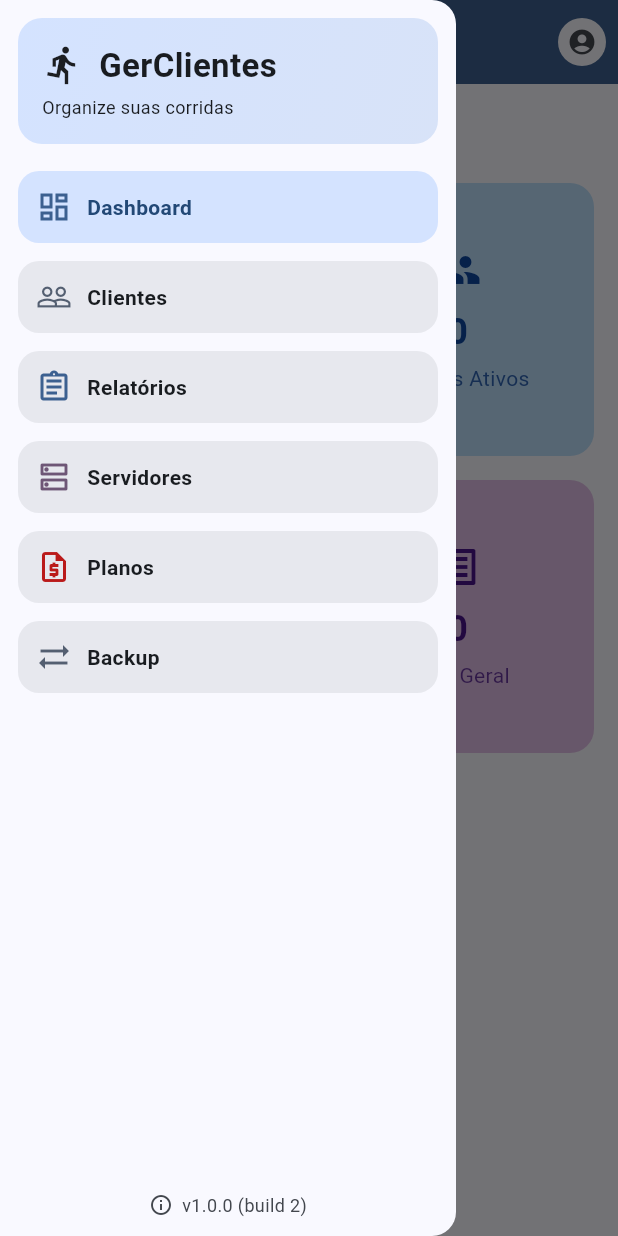
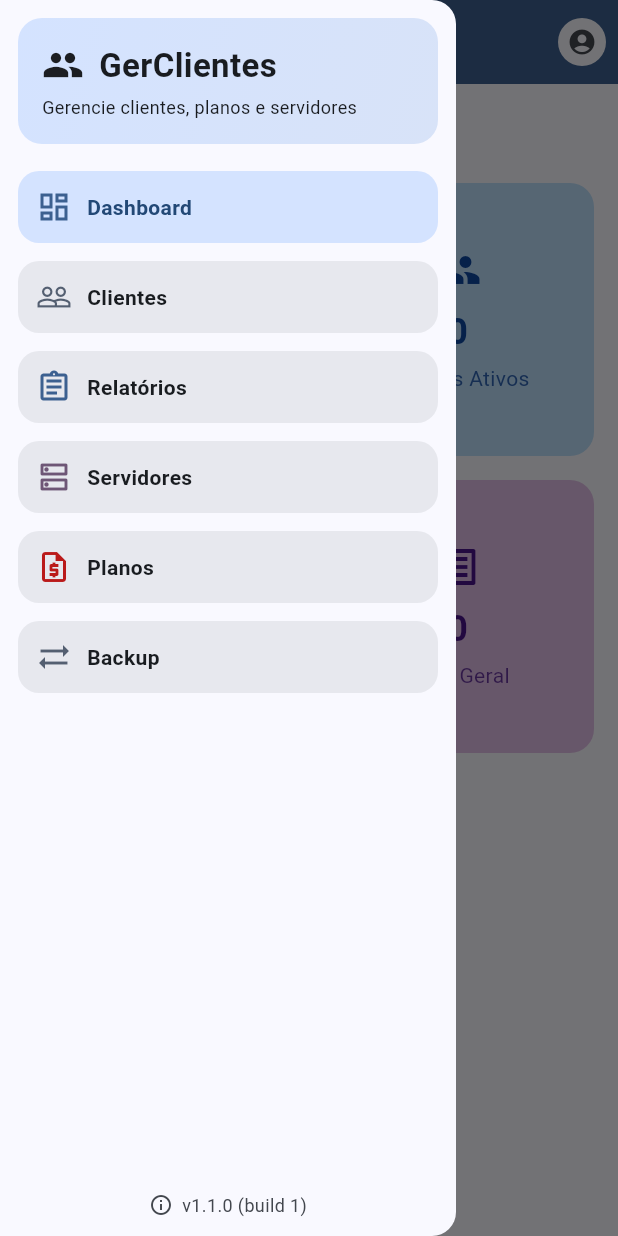
Before and after one commit to adcdenis/gerclientes, a Flutter app: the screen it shows after launch, with the side drawer open, on a phone screen of 412 x 824 dp. Run offline on Flutter 3.47's test engine with Material 3 defaults, Android fonts, the phone set to English and light mode, and no system bars; our stand-ins replace drift, file_picker, flutter_riverpod, font_awesome_flutter, freezed_annotation, go_router and 5 more; missing offline and left inert: dart:html, excel, googleapis; accounts and stored records are empty; generated files the repository leaves out were written again.

Commit message:
feat(whatsapp): improve client contact flow and app branding
- Add WhatsApp package declaration in AndroidManifest for deep linking
- Replace running icon with people icon to better reflect client management
- Update app subtitle to clarify purpose
- Enhance WhatsApp contact flow with multiple fallback options and phone validation
- Fix message formatting in client contact template

```diff
--- a/lib/presentation/widgets/app_shell.dart
+++ b/lib/presentation/widgets/app_shell.dart
@@ -58,7 +58,7 @@ class AppShell extends ConsumerWidget {
         final cs = Theme.of(context).colorScheme;
         final title = Row(
           children: const [
-            Icon(Icons.directions_run),
+            Icon(Icons.people),
             SizedBox(width: 8),
             Text('GerClientes'),
           ],
@@ -106,12 +106,12 @@ class AppShell extends ConsumerWidget {
                       mainAxisSize: MainAxisSize.min,
                       children: const [
                         Row(children: [
-                          Icon(Icons.directions_run),
+                          Icon(Icons.people),
                           SizedBox(width: 8),
                           Text('GerClientes', style: TextStyle(fontWeight: FontWeight.w600)),
                         ]),
                         SizedBox(height: 4),
-                        Text('Organize suas corridas', style: TextStyle(fontSize: 12)),
+                        Text('Gerencie clientes, planos e servidores', style: TextStyle(fontSize: 12)),
                       ],
                     ),
                   ),
@@ -232,12 +232,12 @@ class _AppDrawer extends StatelessWidget {
             ),
             child: Column(crossAxisAlignment: CrossAxisAlignment.start, children: const [
               Row(children: [
-                Icon(Icons.directions_run, size: 28),
+                Icon(Icons.people, size: 28),
                 SizedBox(width: 10),
                 Text('GerClientes', style: TextStyle(fontSize: 22, fontWeight: FontWeight.w700)),
               ]),
               SizedBox(height: 4),
-              Text('Organize suas corridas', style: TextStyle(fontSize: 12)),
+              Text('Gerencie clientes, planos e servidores', style: TextStyle(fontSize: 12)),
             ]),
           ),
           Expanded(
--- a/pubspec.yaml
+++ b/pubspec.yaml
@@ -16,7 +16,7 @@ publish_to: 'none' # Remove this line if you wish to publish to pub.dev
 # https://developer.apple.com/library/archive/documentation/General/Reference/InfoPlistKeyReference/Articles/CoreFoundationKeys.html
 # In Windows, build-name is used as the major, minor, and patch parts
 # of the product and file versions while build-number is used as the build suffix.
-version: 1.0.0+2
+version: 1.1.0+1
 
 environment:
   sdk: ^3.8.1
```
Also changed, not shown: lib/presentation/pages/clients_page.dart (+37 -11 lines), 1 other file.
